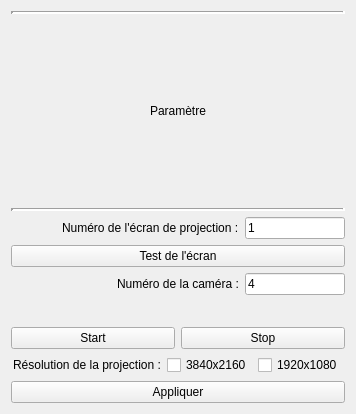
Old version of the form NappingAnalysisGUI/src/ui/qt_ui/Settings_Menu.ui in the repository JessicaOUEDRAOGO/AURA-sensory-analysis.
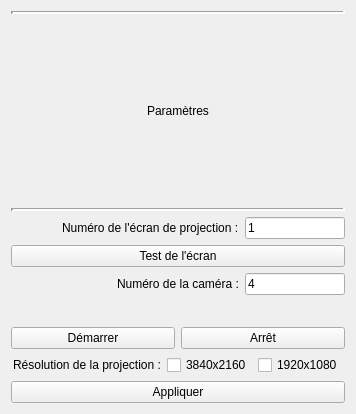
New version of the form. Icons and pictures are not drawn.

Commit message: french version of the interface

```diff
--- a/NappingAnalysisGUI/src/ui/qt_ui/Settings_Menu.ui
+++ b/NappingAnalysisGUI/src/ui/qt_ui/Settings_Menu.ui
@@ -42,7 +42,7 @@
      <item>
       <widget class="QLabel" name="label_Paramtre">
        <property name="text">
-        <string>Paramètre</string>
+        <string>Paramètres</string>
        </property>
       </widget>
      </item>
@@ -226,14 +226,14 @@
          <item>
           <widget class="QPushButton" name="pushButton_StartCam">
            <property name="text">
-            <string>Start</string>
+            <string>Démarrer</string>
            </property>
           </widget>
          </item>
          <item>
           <widget class="QPushButton" name="pushButton_StopCam">
            <property name="text">
-            <string>Stop</string>
+            <string>Arrêt</string>
            </property>
           </widget>
          </item>
```
The commit also changes 4 other files.
